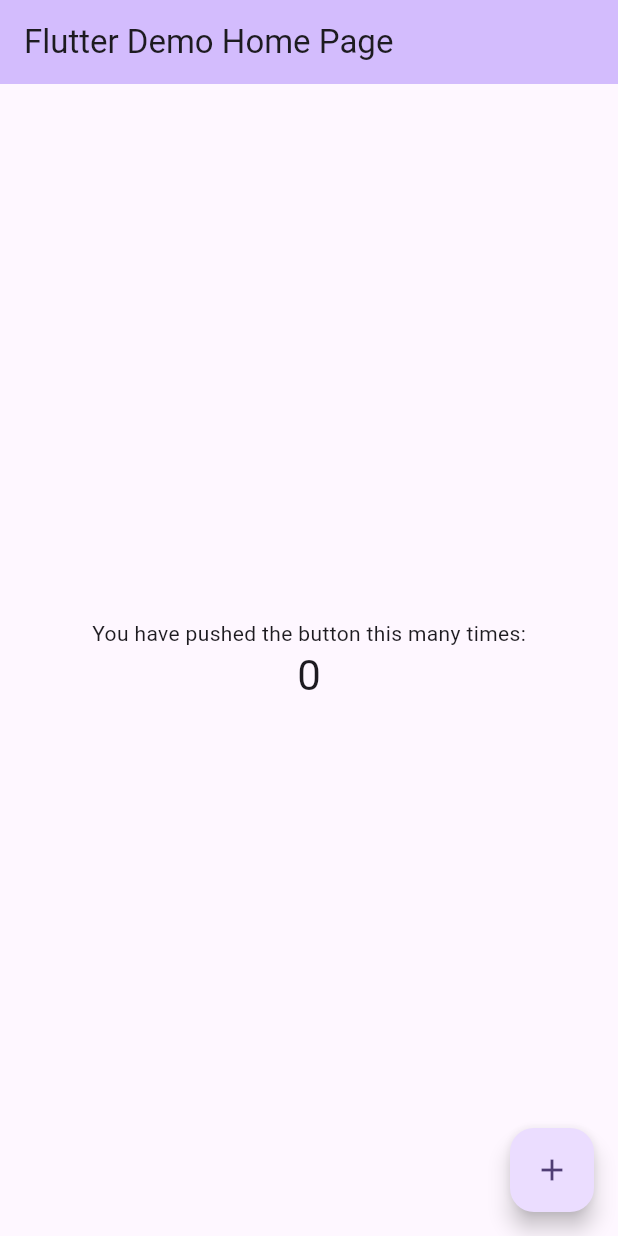
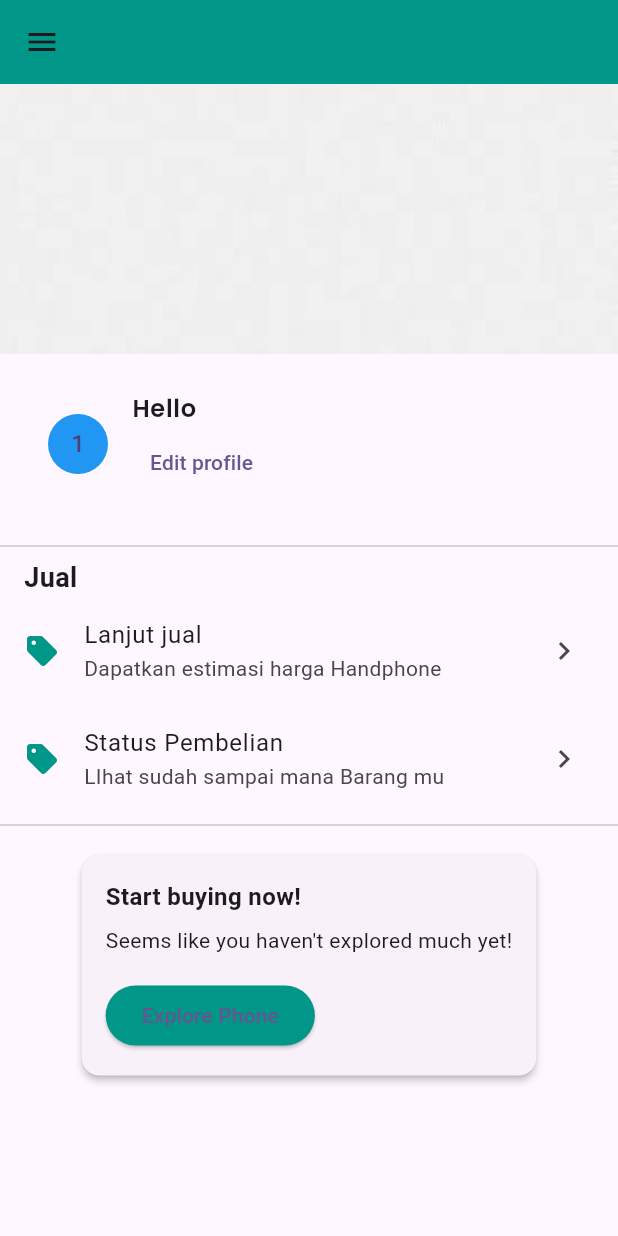
Before and after one commit to JustNap/midtest-MobileProg-MarketPlace, a Flutter app: the screen it shows after launch, on a phone screen of 412 x 824 dp. Run offline on Flutter 3.47's test engine with Material 3 defaults, Android fonts, the phone set to English and light mode, and no system bars.

Commit message:
halaman akun

```diff
--- a/project_market_place/lib/akun/akun.dart
+++ b/project_market_place/lib/akun/akun.dart
@@ -0,0 +1,190 @@
+import 'package:flutter/material.dart';
+
+class AkunPage extends StatefulWidget {
+  @override
+  _AkunPageState createState() => _AkunPageState();
+}
+
+class _AkunPageState extends State<AkunPage> {
+  String greeting = 'Hello';
+
+  @override
+  Widget build(BuildContext context) {
+    return Scaffold(
+      appBar: AppBar(
+        backgroundColor: Colors.teal,
+        elevation: 0,
+        leading: Builder(
+          builder: (BuildContext context) {
+            return IconButton(
+              icon: Icon(Icons.menu),
+              onPressed: () {
+                Scaffold.of(context).openDrawer();
+              },
+            );
+          },
+        ),
+      ),
+      drawer: Drawer(
+        child: ListView(
+          padding: EdgeInsets.zero,
+          children: <Widget>[
+            DrawerHeader(
+              decoration: BoxDecoration(
+                color: Colors.teal,
+              ),
+              child: Text(
+                'Menu',
+                style: TextStyle(
+                  color: Colors.white,
+                  fontSize: 24,
+                ),
+              ),
+            ),
+            ListTile(
+              leading: Icon(Icons.settings,
+              color: Colors.teal
+              ),
+
+              title: Text('Pengaturan',
+              style: TextStyle(
+                fontWeight: FontWeight.bold
+                )
+              ),
+              subtitle: Text('Notifikasi & Kata Sandi'),
+            ),
+            Divider(),
+            ListTile(
+              leading: Icon(Icons.smartphone, color: Colors.teal),
+              title: Text('Alasan pilih kami',
+              style: TextStyle(
+                fontWeight: FontWeight.bold
+                )
+              ),
+              subtitle: Text('kenali kami'),
+            ),
+            Divider(),
+            ListTile(
+              leading: Icon(Icons.policy, color: Colors.teal),
+              title: Text('Kebijakan privasi',
+              style: TextStyle(
+                fontWeight: FontWeight.bold
+                )
+              ),
+              subtitle: Text('Pelajari selengkapnya'),
+            ),
+            Divider(),
+            Spacer(),
+            Padding(
+              padding: const EdgeInsets.symmetric(vertical: 16.0),
+              child: Text(
+                'Hubungi kami:',
+                style: TextStyle(
+                  fontWeight: FontWeight.bold
+                  ),
+                textAlign: TextAlign.center,
+              ),
+            ),
+            Text(
+              'kelompok1@untar.ac.id',
+              style: TextStyle(color: Colors.teal),
+              textAlign: TextAlign.center,
+            ),
+          ],
+        ),
+      ),
+      body: Column(
+        children: [
+          Image.asset('assets/Gambar/putih.jpg',
+              fit: BoxFit.cover,
+              width: double.infinity,
+              height: 180
+              ),
+          Padding(
+            padding: const EdgeInsets.all(16.0),
+            child: ListTile(
+              leading: CircleAvatar(
+                child: Text('1'),
+                backgroundColor: Colors.blue,
+              ),
+              title: Column(
+                crossAxisAlignment: CrossAxisAlignment.start,
+                children: [
+                  Text(
+                    greeting,
+                    style: TextStyle(
+                      fontFamily: 'Poppins',
+                      fontWeight: FontWeight.w600,
+                    ),
+                  ),
+                  TextButton(
+                    onPressed: () {
+                      setState(() {
+                        greeting = 'Welcome back';
+                      });
+                    },
+                    child: Text('Edit profile'),
+                  ),
+                ],
+              ),
+            ),
+          ),
+          Divider(),
+          Padding(
+            padding: const EdgeInsets.symmetric(horizontal: 16.0),
+            child: Align(
+              alignment: Alignment.centerLeft,
+              child: Text(
+                'Jual',
+                style: TextStyle(fontWeight: FontWeight.bold, fontSize: 18),
+              ),
+            ),
+          ),
+          ListTile(
+            leading: Icon(Icons.sell, color: Colors.teal),
+            title: Text('Lanjut jual'),
+            subtitle: Text('Dapatkan estimasi harga Handphone'),
+            trailing: Icon(Icons.chevron_right),
+          ),
+          ListTile(
+            leading: Icon(Icons.sell, color: Colors.teal),
+            title: Text('Status Pembelian'),
+            subtitle: Text('LIhat sudah sampai mana Barang mu'),
+            trailing: Icon(Icons.chevron_right),
+          ),
+          Divider(),
+          Padding(
+            padding:
+                const EdgeInsets.symmetric(horizontal: 16.0, vertical: 8.0),
+            child: Card(
+              elevation: 2,
+              child: Padding(
+                padding: const EdgeInsets.all(16.0),
+                child: Column(
+                  crossAxisAlignment: CrossAxisAlignment.start,
+                  children: [
+                    Text(
+                      'Start buying now!',
+                      style:
+                          TextStyle(fontWeight: FontWeight.bold, fontSize: 16),
+                    ),
+                    SizedBox(height: 8),
+                    Text('Seems like you haven\'t explored much yet!'),
+                    SizedBox(height: 16),
+                    ElevatedButton(
+                      onPressed: () {},
+                      child: Text('Explore Phone'),
+                      style: ElevatedButton.styleFrom(
+                        backgroundColor: Colors.teal,
+                      ),
+                    ),
+                  ],
+                ),
+              ),
+            ),
+          ),
+        ],
+      ),
+    );
+  }
+}
--- a/project_market_place/lib/main.dart
+++ b/project_market_place/lib/main.dart
@@ -1,4 +1,5 @@
 import 'package:flutter/material.dart';
+import 'package:project_market_place/akun/akun.dart';
 
 void main() {
   runApp(const MyApp());
@@ -31,7 +32,7 @@ class MyApp extends StatelessWidget {
         colorScheme: ColorScheme.fromSeed(seedColor: Colors.deepPurple),
         useMaterial3: true,
       ),
-      home: const MyHomePage(title: 'Flutter Demo Home Page'),
+      home: AkunPage(),
     );
   }
 }
--- a/project_market_place/pubspec.yaml
+++ b/project_market_place/pubspec.yaml
@@ -59,9 +59,9 @@ flutter:
   uses-material-design: true
 
   # To add assets to your application, add an assets section, like this:
-  # assets:
-  #   - images/a_dot_burr.jpeg
-  #   - images/a_dot_ham.jpeg
+  assets:
+    - assets/Gambar/putih.jpg
+    # - images/a_dot_ham.jpeg
 
   # An image asset can refer to one or more resolution-specific "variants", see
   # https://flutter.dev/to/resolution-aware-images
```
Also changed, not shown: project_market_place/assets/Gambar/putih.jpg (added).
